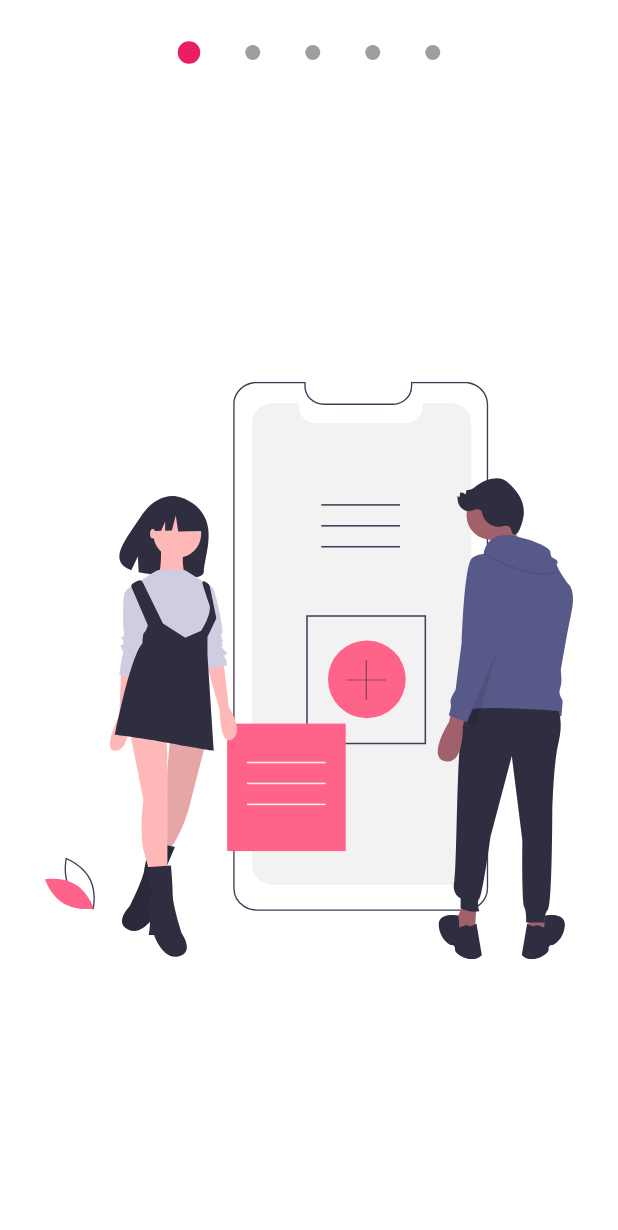
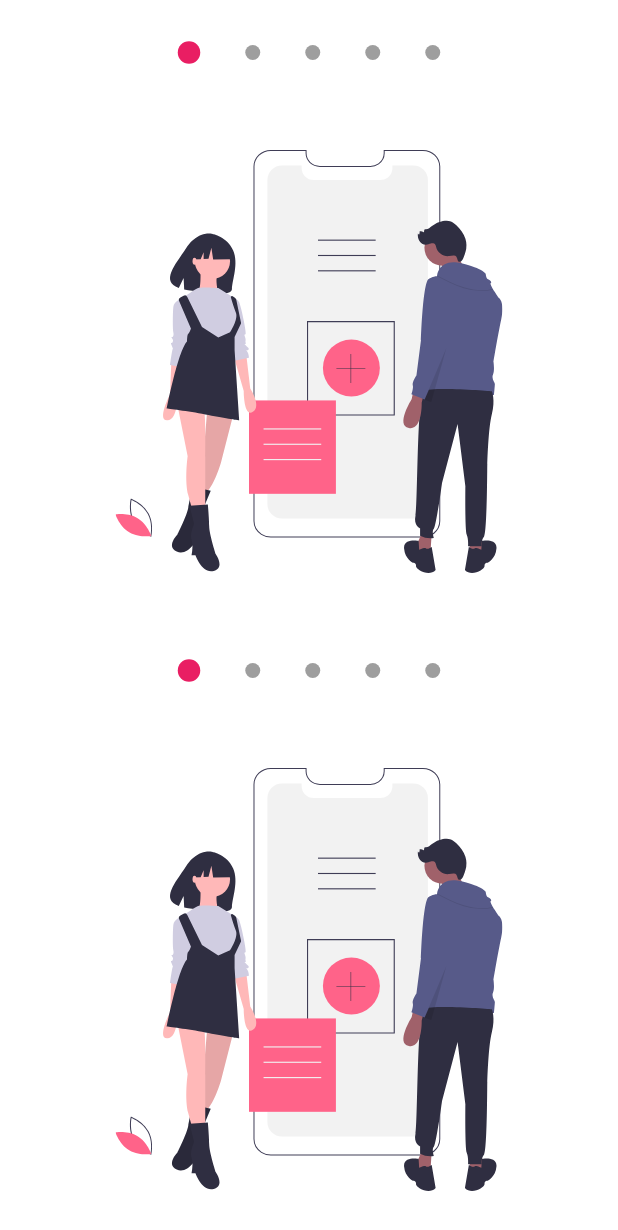
Before and after one commit to AbielRC97/disenos_app, a Flutter app: the screen it shows after launch, on a phone screen of 412 x 824 dp. Shown: the top 1230 px of the screen. Run offline on Flutter 3.47's test engine with Material 3 defaults, Android fonts, the phone set to English and light mode, and no system bars; our stand-ins replace flutter_bloc, flutter_svg.

Commit message:
Fin seccion 5

```diff
--- a/lib/src/pages/slideshow_page.dart
+++ b/lib/src/pages/slideshow_page.dart
@@ -9,7 +9,24 @@ class SlideshowPage extends StatelessWidget {
   Widget build(BuildContext context) {
     return Scaffold(
       backgroundColor: Colors.white,
-      body: Slideshow(
+      body: Column(
+        children: [
+          Expanded(child: PrimarySlideShow()),
+          Expanded(child: PrimarySlideShow()),
+        ],
+      ),
+    );
+  }
+}
+
+class PrimarySlideShow extends StatelessWidget {
+  const PrimarySlideShow({
+    super.key,
+  });
+
+  @override
+  Widget build(BuildContext context) {
+    return Slideshow(
       topDots: true,
       bulletPrimary: 15,
       bulletSecondary: 10,
@@ -22,7 +39,6 @@ class SlideshowPage extends StatelessWidget {
         SvgPicture.asset('assets/svg/slide-4.svg'),
         SvgPicture.asset('assets/svg/slide-5.svg')
       ],
-      ),
     );
   }
 }
```
Lines whose indentation alone changed are shown as unchanged.
